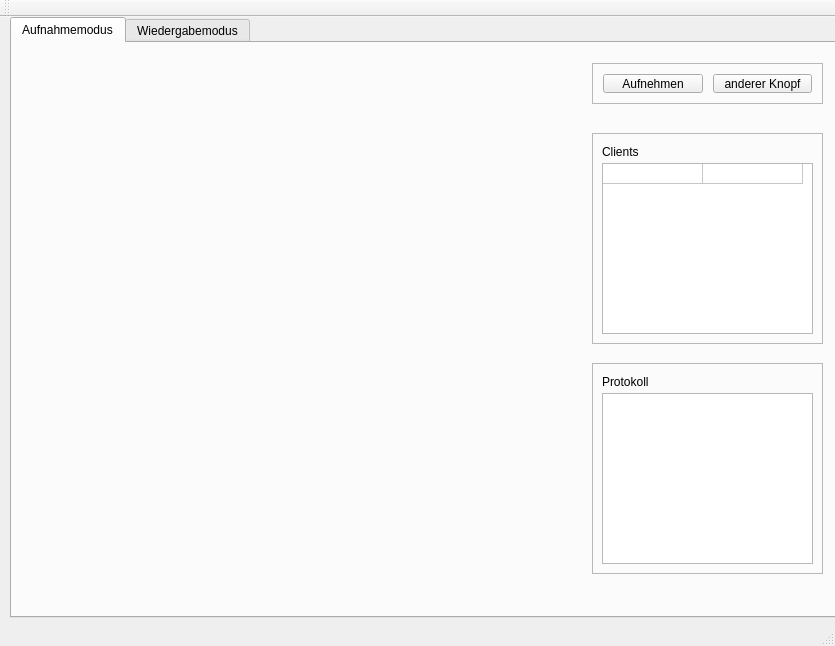
The window that gui/forms/mainwindow.ui (studnitz/octopus) describes before a commit, drawn with Qt 5.
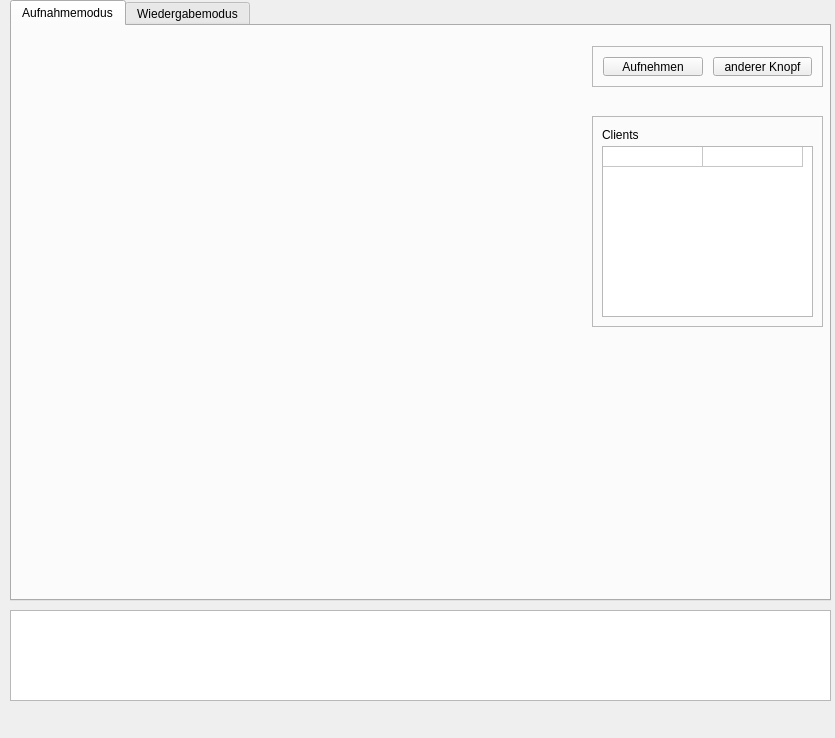
The same window after the commit. The open tabs and pages were chosen to show the change.

```diff
--- a/gui/forms/mainwindow.ui
+++ b/gui/forms/mainwindow.ui
@@ -7,7 +7,7 @@
     <x>0</x>
     <y>0</y>
     <width>835</width>
-    <height>646</height>
+    <height>738</height>
    </rect>
   </property>
   <property name="windowTitle">
@@ -22,7 +22,7 @@
      <rect>
       <x>10</x>
       <y>0</y>
-      <width>881</width>
+      <width>821</width>
       <height>601</height>
      </rect>
     </property>
@@ -36,53 +36,6 @@
      <attribute name="title">
       <string>Aufnahmemodus</string>
      </attribute>
-     <widget class="QFrame" name="frame_2">
-      <property name="geometry">
-       <rect>
-        <x>580</x>
-        <y>320</y>
-        <width>231</width>
-        <height>211</height>
-       </rect>
-      </property>
-      <property name="mouseTracking">
-       <bool>false</bool>
-      </property>
-      <property name="frameShape">
-       <enum>QFrame::StyledPanel</enum>
-      </property>
-      <property name="frameShadow">
-       <enum>QFrame::Raised</enum>
-      </property>
-      <widget class="QLabel" name="label">
-       <property name="geometry">
-        <rect>
-         <x>10</x>
-         <y>10</y>
-         <width>67</width>
-         <height>17</height>
-        </rect>
-       </property>
-       <property name="text">
-        <string>Protokoll</string>
-       </property>
-      </widget>
-      <widget class="QTextEdit" name="debugTextEdit">
-       <property name="geometry">
-        <rect>
-         <x>10</x>
-         <y>30</y>
-         <width>211</width>
-         <height>171</height>
-        </rect>
-       </property>
-       <property name="font">
-        <font>
-         <pointsize>9</pointsize>
-        </font>
-       </property>
-      </widget>
-     </widget>
      <widget class="QFrame" name="frame_3">
       <property name="geometry">
        <rect>
@@ -269,19 +222,24 @@
      </widget>
     </widget>
    </widget>
-  </widget>
-  <widget class="QToolBar" name="mainToolBar">
-   <attribute name="toolBarArea">
-    <enum>TopToolBarArea</enum>
-   </attribute>
-   <attribute name="toolBarBreak">
-    <bool>false</bool>
-   </attribute>
-  </widget>
-  <widget class="QStatusBar" name="statusBar">
-   <property name="enabled">
-    <bool>false</bool>
-   </property>
+   <widget class="QTextEdit" name="debugTextEdit">
+    <property name="geometry">
+     <rect>
+      <x>10</x>
+      <y>610</y>
+      <width>821</width>
+      <height>91</height>
+     </rect>
+    </property>
+    <property name="font">
+     <font>
+      <pointsize>9</pointsize>
+     </font>
+    </property>
+    <property name="textInteractionFlags">
+     <set>Qt::NoTextInteraction</set>
+    </property>
+   </widget>
   </widget>
   <widget class="QMenuBar" name="menuBar">
    <property name="geometry">
```
Left out of the diff: 13 changed lines with no effect on the pictures.
